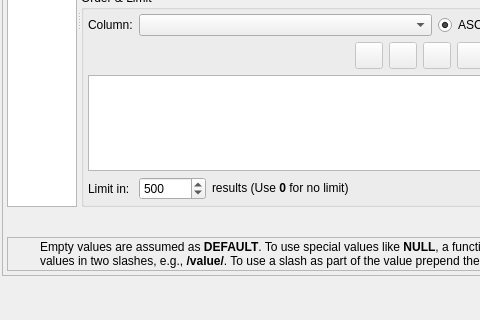
Qt form libpgmodeler_ui/ui/datamanipulationform.ui (pgmodeler/pgmodeler) before a commit; both pictures show x 0 to 480 and y 280 to 600 of the 800 by 600 pixel window.
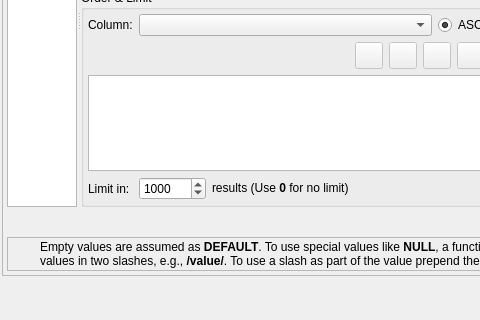
The same form after that commit. Icons and pictures are not drawn.

The edit to the form file:
```diff
--- a/libpgmodeler_ui/ui/datamanipulationform.ui
+++ b/libpgmodeler_ui/ui/datamanipulationform.ui
@@ -1456,10 +1456,13 @@
               <number>0</number>
              </property>
              <property name="maximum">
-              <number>999999</number>
+              <number>1000000</number>
+             </property>
+             <property name="singleStep">
+              <number>50</number>
              </property>
              <property name="value">
-              <number>500</number>
+              <number>1000</number>
              </property>
             </widget>
            </item>
```
